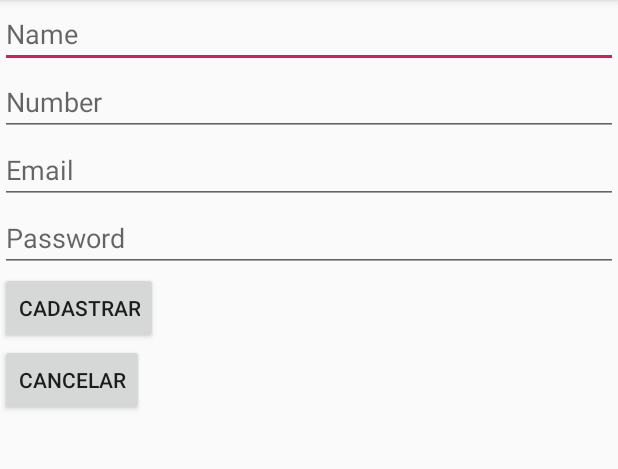
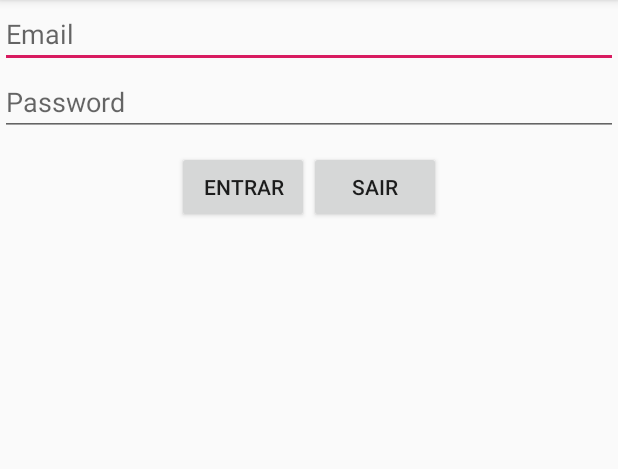
Before and after one commit to WesleyLeocadio/Task-Manager, an Android app: the screen it shows after launch (RegisterUserActivity before the commit, LoginActivity after it), on a phone screen of 412 x 824 dp, the part 84-553 px from its top. Run offline under Robolectric (Android 15) with nearby library versions, the phone set to English and light mode, and no system bars; our stand-ins replace Room's generated code.

Commit message:
ActivityLogin e implementação login

```diff
--- a/app/src/main/AndroidManifest.xml
+++ b/app/src/main/AndroidManifest.xml
@@ -9,20 +9,20 @@
         android:roundIcon="@mipmap/ic_launcher_round"
         android:supportsRtl="true"
         android:theme="@style/AppTheme">
-        <activity android:name=".views.RegisterUserActivity">
+        <activity android:name=".views.LoginActivity">
             <intent-filter>
                 <action android:name="android.intent.action.MAIN" />
 
                 <category android:name="android.intent.category.LAUNCHER" />
             </intent-filter>
         </activity>
+        <activity android:name=".views.RegisterUserActivity">
 
+        </activity>
         <activity
             android:name=".views.MainActivity"
             android:label="@string/app_name"
-            android:theme="@style/AppTheme.NoActionBar">
-
-        </activity>
+            android:theme="@style/AppTheme.NoActionBar"></activity>
     </application>
 
 </manifest>
--- a/app/src/main/java/com/example/taskmanager/business/UserBusiness.kt
+++ b/app/src/main/java/com/example/taskmanager/business/UserBusiness.kt
@@ -16,7 +16,7 @@ class UserBusiness(val context: Context) {
         Room.databaseBuilder(context, AppDatabase::class.java, "task-bd").allowMainThreadQueries()
             .build()
 
-    private val sharedPreferences:SecurityPreferences= SecurityPreferences(context)
+    private val sharedPreferences: SecurityPreferences = SecurityPreferences(context)
 
     @Throws(ValidationException::class)
     fun insert(name: String, telephone: String, email: String, password: String) {
@@ -25,19 +25,20 @@ class UserBusiness(val context: Context) {
             if (name.equals("") || telephone.equals("") || email.equals("") || password.equals("")) {
                 throw ValidationException(context.getString(R.string.informar_campos))
             }
-            if(db.userDao().isEmailExistent(email)){
+            if (db.userDao().isEmailExistent(email)) {
                 throw ValidationException(context.getString(R.string.email_cadastrado))
 
             }
 
-             val id=db.userDao().insert(User(name, telephone, email, password))
-            sharedPreferences.setPreferences("USER_ID",id.toString())
-            sharedPreferences.setPreferences("USER_TELEFHONE",telephone)
-            sharedPreferences.setPreferences("USER_EMAIL",email)
-            sharedPreferences.setPreferences("USER_PASSWORD",password)
+            val id = db.userDao().insert(User(name, telephone, email, password))
+            sharedPreferences.setPreferences("USER_ID", id.toString())
+            sharedPreferences.setPreferences("USER_TELEFHONE", telephone)
+            sharedPreferences.setPreferences("USER_EMAIL", email)
+            sharedPreferences.setPreferences("USER_PASSWORD", password)
 
 
-        } catch (e:Exception) {
+
+        } catch (e: Exception) {
             throw e
 
         }
@@ -45,6 +46,17 @@ class UserBusiness(val context: Context) {
         // Log.i("teste","${db.userDao().listAll().toString()}")
     }
 
+    fun login(email: String, password: String): Boolean {
+        val user = db.userDao().login(email, password)
+        if (user != null) {
+            sharedPreferences.setPreferences("USER_ID", user.id.toString())
+            sharedPreferences.setPreferences("USER_TELEFHONE", user.telephone)
+            sharedPreferences.setPreferences("USER_EMAIL", user.email)
+            sharedPreferences.setPreferences("USER_PASSWORD", user.password)
+            return true
+        }
+        return false
+    }
 
 
 }
--- a/app/src/main/java/com/example/taskmanager/dao/UserDao.kt
+++ b/app/src/main/java/com/example/taskmanager/dao/UserDao.kt
@@ -39,6 +39,9 @@ interface UserDao {
     @Query("SELECT * FROM user  WHERE  email=:email")
     fun isEmailExistent(email:String):Boolean
 
+    @Query("SELECT * FROM user  WHERE  email=:email AND password=:password")
+    fun login(email: String,password:String):User
+
 
 
 
--- /dev/null
+++ b/app/src/main/java/com/example/taskmanager/views/LoginActivity.kt
@@ -0,0 +1,48 @@
+package com.example.taskmanager.views
+
+import android.content.Intent
+import androidx.appcompat.app.AppCompatActivity
+import android.os.Bundle
+import android.widget.Toast
+import com.example.taskmanager.R
+import com.example.taskmanager.business.UserBusiness
+import kotlinx.android.synthetic.main.activity_login.*
+
+class LoginActivity : AppCompatActivity() {
+
+    private lateinit var userBusiness: UserBusiness
+
+
+    override fun onCreate(savedInstanceState: Bundle?) {
+        super.onCreate(savedInstanceState)
+        setContentView(R.layout.activity_login)
+
+        buttons()
+        userBusiness = UserBusiness(this)
+
+
+    }
+
+
+    private fun buttons() {
+        btnEntrar.setOnClickListener {
+            login()
+
+        }
+
+        btnSair.setOnClickListener { }
+
+    }
+
+
+    private fun login() {
+        if (userBusiness.login(txtEmailLogin.text.toString(), txtPasswordLogin.text.toString())) {
+            startActivity(Intent(this, MainActivity::class.java))
+            finish()
+        } else {
+            Toast.makeText(this, getString(R.string.login_e_senha_incorreto), Toast.LENGTH_LONG)
+                .show()
+        }
+
+    }
+}
--- a/app/src/main/java/com/example/taskmanager/views/RegisterUserActivity.kt
+++ b/app/src/main/java/com/example/taskmanager/views/RegisterUserActivity.kt
@@ -1,5 +1,6 @@
 package com.example.taskmanager.views
 
+import android.content.Intent
 import androidx.appcompat.app.AppCompatActivity
 import android.os.Bundle
 import android.widget.Toast
@@ -14,7 +15,7 @@ import kotlinx.android.synthetic.main.activity_register_user.*
 class RegisterUserActivity : AppCompatActivity() {
 
 
-private lateinit var  userBusiness:UserBusiness
+    private lateinit var userBusiness: UserBusiness
 
     override fun onCreate(savedInstanceState: Bundle?) {
         super.onCreate(savedInstanceState)
@@ -43,6 +44,8 @@ private lateinit var  userBusiness:UserBusiness
             val email=txtEmail.text.toString()
             val password=txtPassword.text.toString()
             userBusiness.insert(name,telephone,email,password)
+            startActivity(Intent(this, MainActivity::class.java))
+            finish()
         }catch (e:ValidationException){
             Toast.makeText(this,e.message,Toast.LENGTH_LONG).show()
         }catch (e:Exception){
--- /dev/null
+++ b/app/src/main/res/layout/activity_login.xml
@@ -0,0 +1,46 @@
+<?xml version="1.0" encoding="utf-8"?>
+<LinearLayout xmlns:android="http://schemas.android.com/apk/res/android"
+    xmlns:tools="http://schemas.android.com/tools"
+    android:layout_width="match_parent"
+    android:layout_height="match_parent"
+    android:orientation="vertical"
+    tools:context=".views.LoginActivity">
+
+
+    <EditText
+        android:id="@+id/txtEmailLogin"
+        android:layout_width="match_parent"
+        android:layout_height="wrap_content"
+        android:hint="@string/email"
+        android:inputType="textEmailAddress" />
+
+    <EditText
+        android:id="@+id/txtPasswordLogin"
+        android:layout_width="match_parent"
+        android:layout_height="wrap_content"
+        android:hint="@string/password"
+        android:inputType="textPassword"
+       />
+
+    <LinearLayout
+        android:layout_width="match_parent"
+        android:layout_height="wrap_content"
+        android:orientation="horizontal"
+        android:gravity="center"
+        android:layout_marginTop="10dp"
+
+      >
+    <Button
+        android:id="@+id/btnEntrar"
+        android:layout_width="wrap_content"
+        android:layout_height="wrap_content"
+        android:text="@string/entrar" />
+
+    <Button
+        android:id="@+id/btnSair"
+        android:layout_width="wrap_content"
+        android:layout_height="wrap_content"
+        android:text="@string/sair" />
+
+    </LinearLayout>
+</LinearLayout>
--- a/app/src/main/res/values/strings.xml
+++ b/app/src/main/res/values/strings.xml
@@ -22,4 +22,7 @@
     <string name="erro_inesperado">Algo de errado aconteceu. TENTE NOVAMENTE!</string>
     <string name="email_cadastrado">Email já cadastrado!</string>
     <string name="informar_campos">Informe todos os campos!</string>
+    <string name="entrar">Entrar</string>
+    <string name="sair">Sair</string>
+    <string name="login_e_senha_incorreto">Usuário e/ou senha incorreto!</string>
 </resources>
```
